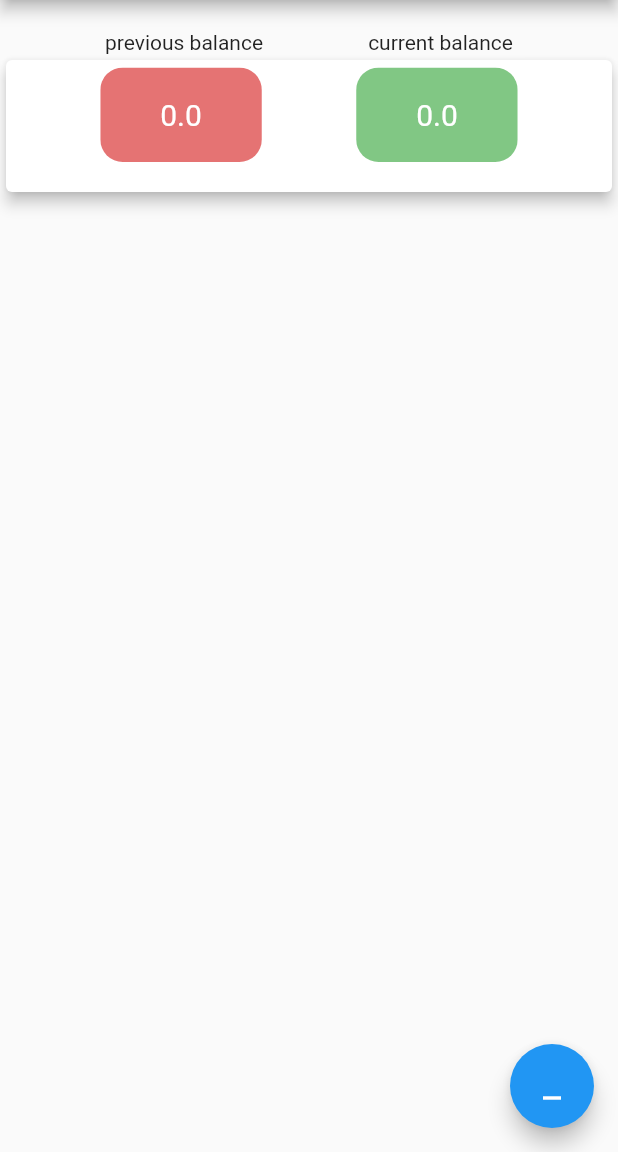
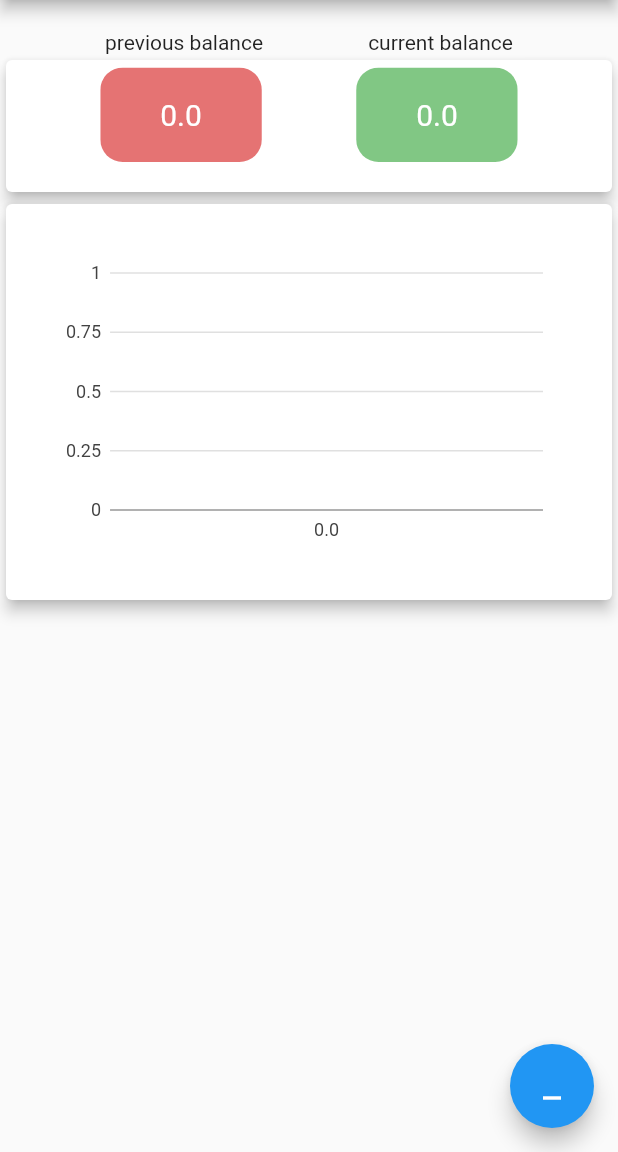
Before and after one commit to Petar81/Track-Bank-Expenses, a Flutter app: the screen it shows after launch, after a tap on the "minimize" icon, on a phone screen of 412 x 824 dp, the part 84-1236 px from its top. Run offline on Flutter 3.47's test engine with Material 2 defaults, Android fonts, the phone set to English and light mode, and no system bars; our stand-ins replace charts_flutter, firebase_core, firebase_database; accounts and stored records are empty.

Commit message:
implement balance chart

```diff
--- a/lib/screens/balance_overview.dart
+++ b/lib/screens/balance_overview.dart
@@ -3,6 +3,7 @@ import 'package:firebase_database/firebase_database.dart';
 import 'package:flutter/material.dart';
 import 'package:intl/intl.dart';
 import 'package:charts_flutter/flutter.dart' as charts;
+import '../models/balance_chart.dart';
 
 class BalanceOverview extends StatefulWidget {
   const BalanceOverview({Key? key, required this.title}) : super(key: key);
@@ -41,6 +42,38 @@ class _BalanceOverviewState extends State<BalanceOverview> {
   @override
   Widget build(BuildContext context) {
     // This (build) method is rerun every time setState is called
+
+    var data = [
+      BalanceChart(showPreviousBalance.toString(), showPreviousBalance,
+          Colors.red.shade300),
+      BalanceChart(showCurrentBalance.toString(), showCurrentBalance,
+          Colors.green.shade300),
+      // BalanceChart('2018', _counter, Colors.green),
+    ];
+
+    var series = [
+      charts.Series(
+        domainFn: (BalanceChart clickData, _) => clickData.balanceType,
+        measureFn: (BalanceChart clickData, _) => clickData.balanceAmount,
+        colorFn: (BalanceChart clickData, _) => clickData.color,
+        id: 'Transactions',
+        data: data,
+      ),
+    ];
+
+    var chart = charts.BarChart(
+      series,
+      animate: true,
+    );
+
+    var chartWidget = Padding(
+      padding: const EdgeInsets.all(32.0),
+      child: SizedBox(
+        height: 200.0,
+        child: chart,
+      ),
+    );
+
     return Scaffold(
       appBar: AppBar(
         // Here we take the value from the MyHomePage object that was created by
@@ -110,6 +143,10 @@ class _BalanceOverviewState extends State<BalanceOverview> {
               ),
             ),
           ),
+          Card(
+            elevation: 4,
+            child: chartWidget,
+          )
         ],
       ),
       floatingActionButton: FloatingActionButton(
@@ -148,7 +185,7 @@ class _BalanceOverviewState extends State<BalanceOverview> {
           String formattedTime = timeFormatter.format(now);
           time = formattedTime;
 
-          double amount = 5.05;
+          double amount = 1.05;
 
           // SET EXPENSE IN FIREBASE
           DatabaseReference ref =
```
